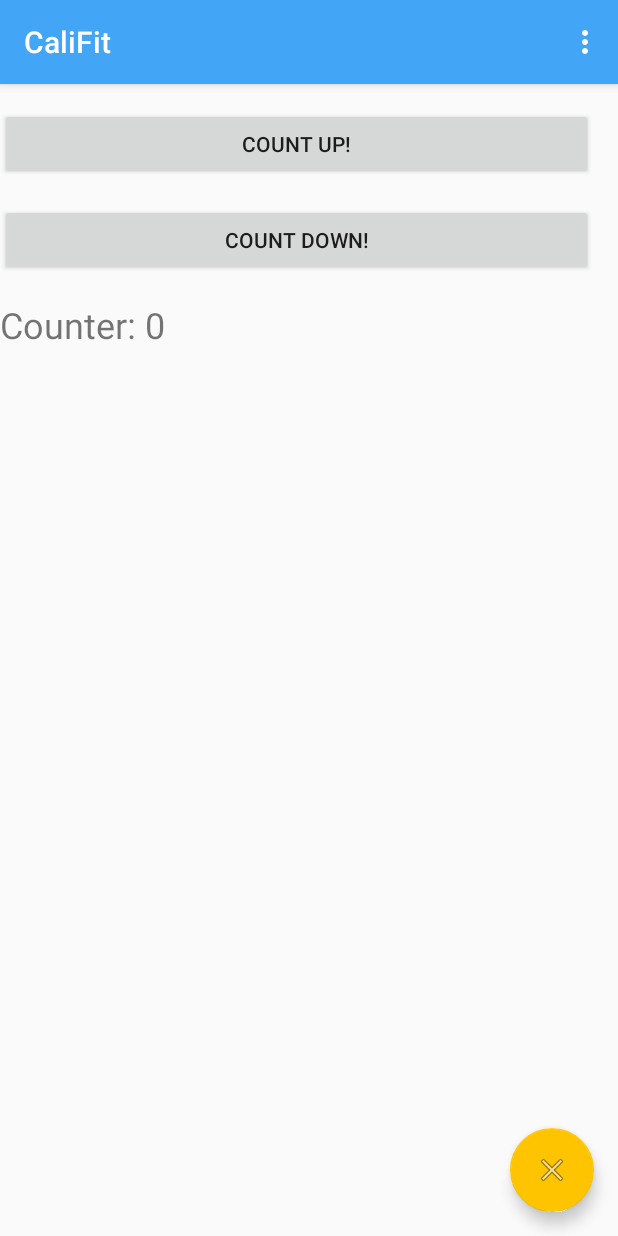
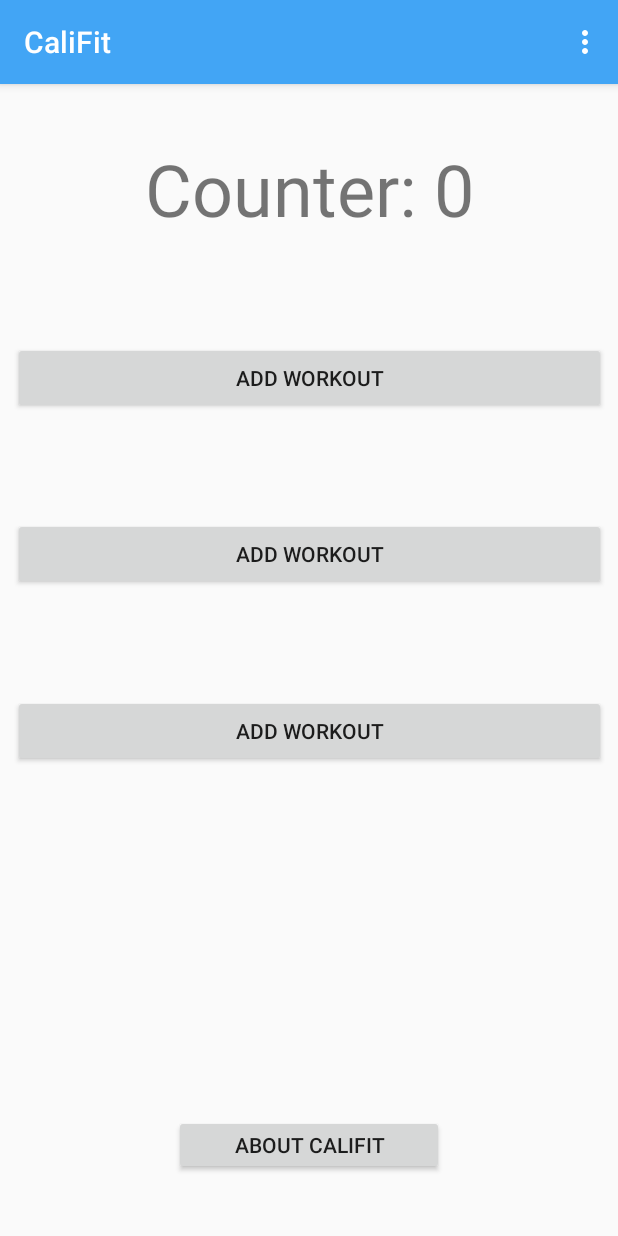
Before and after one commit to tecktim/CaliFit, an Android app: the screen it shows after launch (HomeActivity), on a phone screen of 412 x 824 dp. Run offline under Robolectric (Android 15) with nearby library versions, the phone set to English and light mode, and no system bars.

Commit message:
Main Menu grober Aufbau fertig (nur visuell) About Button funktioniert schon

```diff
--- a/app/src/main/java/com/example/CaliFit/HomeActivity.java
+++ b/app/src/main/java/com/example/CaliFit/HomeActivity.java
@@ -1,5 +1,7 @@
 package com.example.CaliFit;
 
+import android.content.Intent;
+import android.net.Uri;
 import android.os.Bundle;
 import android.support.design.widget.FloatingActionButton;
 import android.support.design.widget.Snackbar;
@@ -8,6 +10,7 @@ import android.support.v7.widget.Toolbar;
 import android.view.View;
 import android.view.Menu;
 import android.view.MenuItem;
+import android.widget.Button;
 import android.widget.TextView;
 
 public class HomeActivity extends AppCompatActivity implements HomeActivityPresenter.ViewInterface {
@@ -22,17 +25,15 @@ public class HomeActivity extends AppCompatActivity implements HomeActivityPrese
         Toolbar toolbar = findViewById(R.id.toolbar);
         setSupportActionBar(toolbar);
 
-        FloatingActionButton fab = findViewById(R.id.fab);
-        fab.setOnClickListener(new View.OnClickListener() {
+        Button aboutButton = findViewById(R.id.aboutButton);
+        aboutButton.setOnClickListener(new View.OnClickListener() {
             @Override
             public void onClick(View view) {
-                homeActivityPresenter.resetCounter();
-                Snackbar.make(view, "Counter Reset", Snackbar.LENGTH_LONG)
-                        .setAction("Action", null).show();
+                openAboutIntent();
             }
         });
         homeActivityPresenter  = new HomeActivityPresenter(this);
-        TextView text = (TextView) findViewById(R.id.countTextView);
+        TextView text = (TextView) findViewById(R.id.namePreview);
         text.setText("Counter: " + homeActivityPresenter.getCounter());
     }
 
@@ -44,9 +45,15 @@ public class HomeActivity extends AppCompatActivity implements HomeActivityPrese
         homeActivityPresenter.decrementCounter();
     }
 
+    public void openAboutIntent() {
+        Intent browserIntent = new Intent(Intent.ACTION_VIEW,
+                Uri.parse("https://github.com/tecktim/CaliFit"));
+        startActivity(browserIntent);
+    }
+
     @Override
     public void updateCounter(int nCounter) {
-        TextView text = (TextView) findViewById(R.id.countTextView);
+        TextView text = (TextView) findViewById(R.id.namePreview);
         text.setText("Counter: " + nCounter);
         // text.setText("Counter: " + mainActivityPresenter.getCounter());
     }
--- a/app/src/main/java/com/example/CaliFit/HomeActivityPresenter.java
+++ b/app/src/main/java/com/example/CaliFit/HomeActivityPresenter.java
@@ -8,6 +8,7 @@ public class HomeActivityPresenter {
         this.homeModel = new HomeModel();
         this.viewInterface = viewInterface;
     }
+
     public void incrementCounter(){
         homeModel.modifyCounter(1);
         viewInterface.updateCounter(homeModel.getCounter());
--- a/app/src/main/res/layout/activity_home.xml
+++ b/app/src/main/res/layout/activity_home.xml
@@ -14,6 +14,7 @@
         <android.support.v7.widget.Toolbar
             android:id="@+id/toolbar"
             android:layout_width="match_parent"
+            android:textAlignment="center"
             android:layout_height="?attr/actionBarSize"
             android:background="?attr/colorPrimary"
             app:popupTheme="@style/AppTheme.PopupOverlay" />
@@ -22,12 +23,4 @@
 
     <include layout="@layout/content_home" />
 
-    <android.support.design.widget.FloatingActionButton
-        android:id="@+id/fab"
-        android:layout_width="wrap_content"
-        android:layout_height="wrap_content"
-        android:layout_gravity="bottom|end"
-        android:layout_margin="@dimen/fab_margin"
-        app:srcCompat="@android:drawable/ic_menu_close_clear_cancel" />
-
 </android.support.design.widget.CoordinatorLayout>
--- a/app/src/main/res/layout/content_home.xml
+++ b/app/src/main/res/layout/content_home.xml
@@ -9,32 +9,77 @@
     tools:showIn="@layout/activity_home">
 
     <Button
-        android:id="@+id/buttonCounterUp"
+        android:id="@+id/addWorkoutOne"
         android:layout_width="395dp"
         android:layout_height="wrap_content"
-        android:layout_marginTop="16dp"
+        android:layout_marginStart="8dp"
+        android:layout_marginTop="32dp"
+        android:layout_marginEnd="8dp"
+        android:layout_marginBottom="32dp"
         android:onClick="countUpClicked"
-        android:text="Count up!"
-        app:layout_constraintTop_toTopOf="parent"
-        tools:layout_editor_absoluteX="8dp" />
+        android:text="@string/add_workout"
+        app:layout_constraintBottom_toTopOf="@+id/addWorkoutTwo"
+        app:layout_constraintEnd_toEndOf="parent"
+        app:layout_constraintStart_toStartOf="parent"
+        app:layout_constraintTop_toBottomOf="@+id/namePreview" />
 
     <TextView
-        android:id="@+id/countTextView"
+        android:id="@+id/namePreview"
         android:layout_width="395dp"
         android:layout_height="wrap_content"
-        android:layout_marginTop="16dp"
-        android:text="TextView"
-        android:textSize="24sp"
-        app:layout_constraintTop_toBottomOf="@+id/buttonCounterDown"
-        tools:layout_editor_absoluteX="8dp" />
+        android:layout_marginStart="8dp"
+        android:layout_marginTop="32dp"
+        android:layout_marginEnd="8dp"
+        android:layout_marginBottom="32dp"
+        android:text="@string/app_title_mainMenu"
+        android:textAlignment="center"
+        android:textSize="48sp"
+        app:layout_constraintBottom_toTopOf="@+id/addWorkoutOne"
+        app:layout_constraintEnd_toEndOf="parent"
+        app:layout_constraintStart_toStartOf="parent"
+        app:layout_constraintTop_toTopOf="parent" />
 
     <Button
-        android:id="@+id/buttonCounterDown"
+        android:id="@+id/addWorkoutTwo"
         android:layout_width="395dp"
         android:layout_height="wrap_content"
-        android:layout_marginTop="16dp"
+        android:layout_marginStart="8dp"
+        android:layout_marginTop="32dp"
+        android:layout_marginEnd="8dp"
+        android:layout_marginBottom="32dp"
         android:onClick="countDownClicked"
-        android:text="Count Down!"
-        app:layout_constraintTop_toBottomOf="@+id/buttonCounterUp"
-        tools:layout_editor_absoluteX="8dp" />
+        android:text="@string/add_workout"
+        app:layout_constraintBottom_toTopOf="@+id/addWorkoutThree"
+        app:layout_constraintEnd_toEndOf="parent"
+        app:layout_constraintStart_toStartOf="parent"
+        app:layout_constraintTop_toBottomOf="@+id/addWorkoutOne" />
+
+    <Button
+        android:id="@+id/addWorkoutThree"
+        android:layout_width="395dp"
+        android:layout_height="wrap_content"
+        android:layout_marginStart="8dp"
+        android:layout_marginTop="32dp"
+        android:layout_marginEnd="8dp"
+        android:layout_marginBottom="307dp"
+        android:onClick="countDownClicked"
+        android:text="@string/add_workout"
+        app:layout_constraintBottom_toBottomOf="parent"
+        app:layout_constraintEnd_toEndOf="parent"
+        app:layout_constraintStart_toStartOf="parent"
+        app:layout_constraintTop_toBottomOf="@+id/addWorkoutTwo" />
+
+    <Button
+        android:id="@+id/aboutButton"
+        android:layout_width="180dp"
+        android:layout_height="40dp"
+        android:layout_marginStart="32dp"
+        android:layout_marginTop="200dp"
+        android:layout_marginEnd="32dp"
+        android:layout_marginBottom="8dp"
+        android:text="@string/app_name_about"
+        app:layout_constraintBottom_toBottomOf="parent"
+        app:layout_constraintEnd_toEndOf="parent"
+        app:layout_constraintStart_toStartOf="parent"
+        app:layout_constraintTop_toBottomOf="@+id/addWorkoutThree" />
 </android.support.constraint.ConstraintLayout>
--- a/app/src/main/res/values/strings.xml
+++ b/app/src/main/res/values/strings.xml
@@ -1,4 +1,7 @@
 <resources>
     <string name="app_name">CaliFit</string>
-    <string name="action_settings">No Settings</string>
+    <string name="app_name_about">About CaliFit</string>
+    <string name="app_title_mainMenu">Main Menu</string>
+    <string name="action_settings">Settings</string>
+    <string name="add_workout">Add Workout</string>
 </resources>
```
